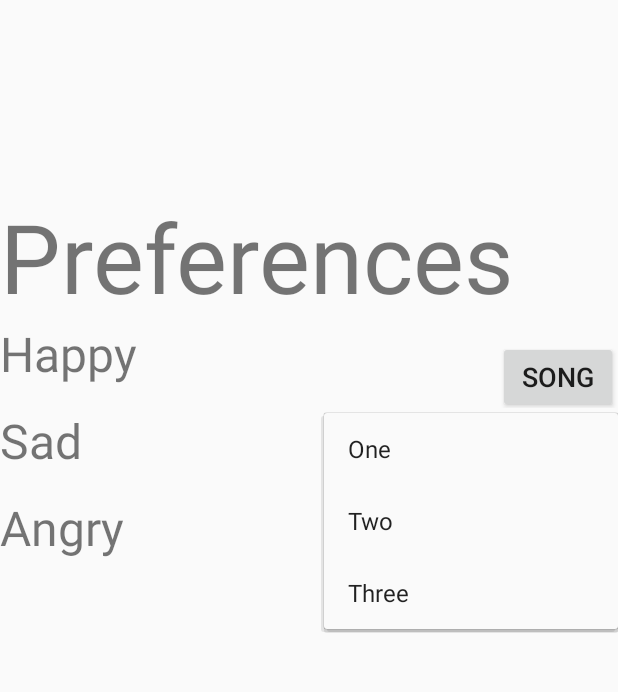
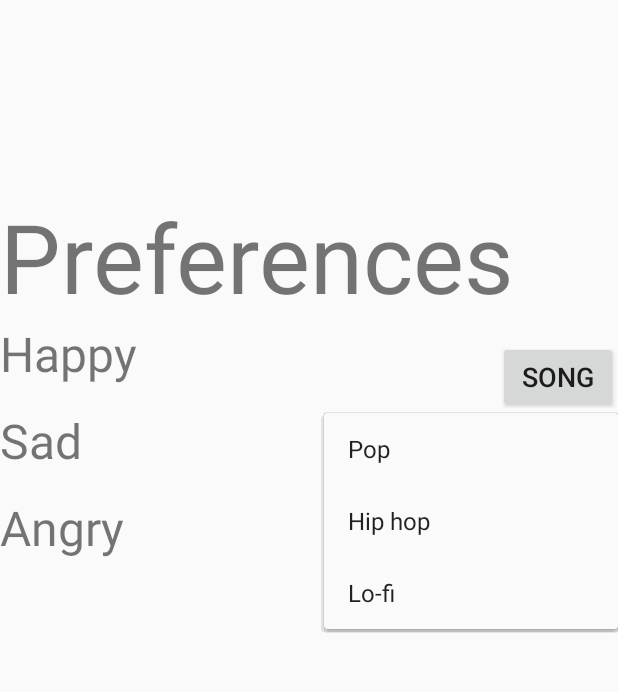
Before and after one commit to matttang7/moodsic, an Android app: the screen it shows after launch (MainActivity), after a tap on "SONG", on a phone screen of 412 x 824 dp, the part 213-905 px from its top. Run offline under Robolectric (Android 15) with nearby library versions, the phone set to English and light mode, and no system bars.

Commit message:
Music genre selection is reflected in the button text

```diff
--- a/moodsic/app/src/main/java/com/example/moodsic/MainActivity.java
+++ b/moodsic/app/src/main/java/com/example/moodsic/MainActivity.java
@@ -16,7 +16,11 @@ public class MainActivity extends AppCompatActivity {
     protected void onCreate(Bundle savedInstanceState) {
         super.onCreate(savedInstanceState);
         setContentView(R.layout.activity_main);
+
         final Button happy = findViewById(R.id.happybutton);
+        final Button sad = findViewById(R.id.sadbutton);
+        final Button angry = findViewById(R.id.angrybutton);
+
         happy.setOnClickListener(new View.OnClickListener() {
             @Override
             public void onClick(View v) {
@@ -28,7 +32,50 @@ public class MainActivity extends AppCompatActivity {
                 //registering popup with OnMenuItemClickListener
                 popup.setOnMenuItemClickListener(new PopupMenu.OnMenuItemClickListener() {
                     public boolean onMenuItemClick(MenuItem item) {
-                        Toast.makeText(MainActivity.this,"You Clicked : " + item.getTitle(), Toast.LENGTH_SHORT).show();
+                        buttonClicked(item);
+                        happy.setText(item.getTitle());
+                        return true;
+                    }
+                });
+
+                popup.show();//showing popup menu
+            }
+        });
+
+        sad.setOnClickListener(new View.OnClickListener() {
+            @Override
+            public void onClick(View v) {
+                //Creating the instance of PopupMenu
+                PopupMenu popup = new PopupMenu(MainActivity.this, sad);
+                //Inflating the Popup using xml file
+                popup.getMenuInflater().inflate(R.menu.popup_menu, popup.getMenu());
+
+                //registering popup with OnMenuItemClickListener
+                popup.setOnMenuItemClickListener(new PopupMenu.OnMenuItemClickListener() {
+                    public boolean onMenuItemClick(MenuItem item) {
+                        buttonClicked(item);
+                        sad.setText(item.getTitle());
+                        return true;
+                    }
+                });
+
+                popup.show();//showing popup menu
+            }
+        });
+
+        angry.setOnClickListener(new View.OnClickListener() {
+            @Override
+            public void onClick(View v) {
+                //Creating the instance of PopupMenu
+                PopupMenu popup = new PopupMenu(MainActivity.this, angry);
+                //Inflating the Popup using xml file
+                popup.getMenuInflater().inflate(R.menu.popup_menu, popup.getMenu());
+
+                //registering popup with OnMenuItemClickListener
+                popup.setOnMenuItemClickListener(new PopupMenu.OnMenuItemClickListener() {
+                    public boolean onMenuItemClick(MenuItem item) {
+                        buttonClicked(item);
+                        angry.setText(item.getTitle());
                         return true;
                     }
                 });
@@ -37,4 +84,9 @@ public class MainActivity extends AppCompatActivity {
             }
         });
     }
+
+    // Open the site corresponding to the Chrome extension
+    public void buttonClicked(MenuItem item) {
+        Toast.makeText(MainActivity.this,"You Clicked : " + item.getTitle(), Toast.LENGTH_SHORT).show();
+    }
 }
--- a/moodsic/app/src/main/res/menu/popup_menu.xml
+++ b/moodsic/app/src/main/res/menu/popup_menu.xml
@@ -2,11 +2,11 @@
 <menu xmlns:android="http://schemas.android.com/apk/res/android">
     <item
         android:id="@+id/one"
-        android:title="One" />
+        android:title="Pop" />
     <item
         android:id="@+id/two"
-        android:title="Two"/>
+        android:title="Hip hop"/>
     <item
         android:id="@+id/three"
-        android:title="Three"/>
+        android:title="Lo-fi"/>
 </menu>
```
